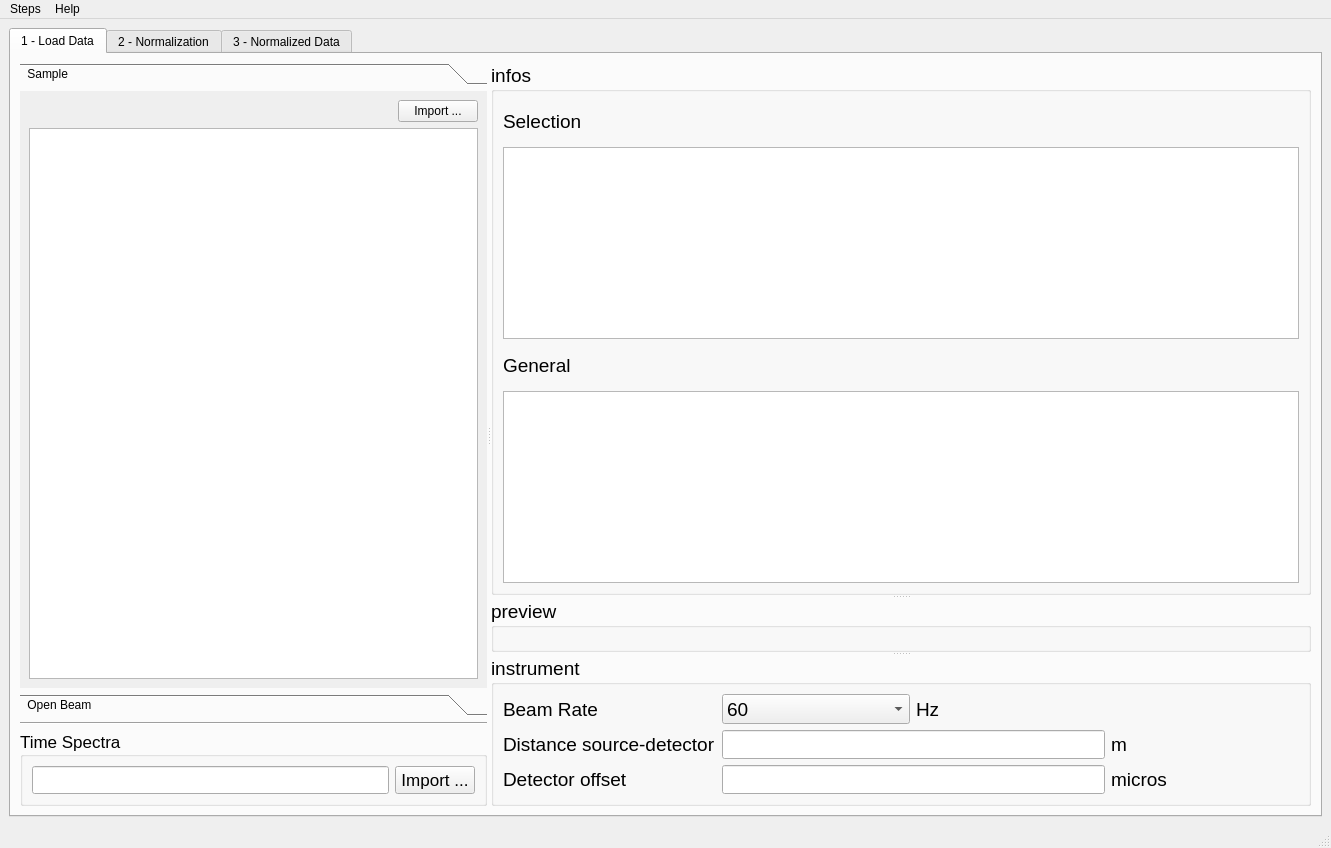
This is designer/ui_mainWindow.ui in ornlneutronimaging/iBeatles as Qt 5 draws it before an edit. The edited form follows.
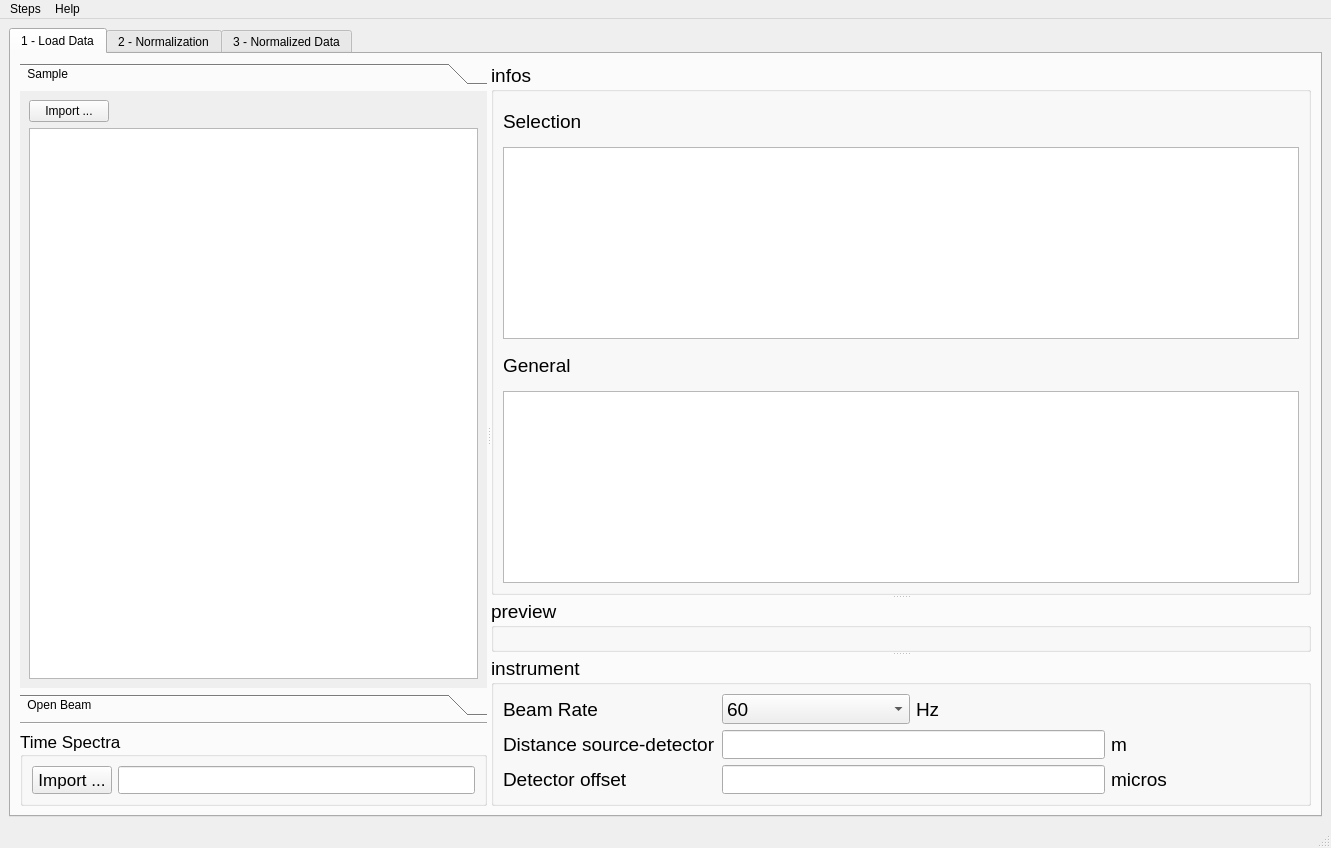
This is the edited form.

Commit message: Improved name of widgets and changed layout of output layout message

```diff
--- a/designer/ui_mainWindow.ui
+++ b/designer/ui_mainWindow.ui
@@ -72,6 +72,13 @@
                  <layout class="QVBoxLayout" name="verticalLayout_5">
                   <item>
                    <layout class="QHBoxLayout" name="horizontalLayout_4">
+                    <item>
+                     <widget class="QPushButton" name="import_sample_button">
+                      <property name="text">
+                       <string>Import ...</string>
+                      </property>
+                     </widget>
+                    </item>
                     <item>
                      <widget class="QLabel" name="sample_folder">
                       <property name="text">
@@ -92,13 +99,6 @@
                       </property>
                      </spacer>
                     </item>
-                    <item>
-                     <widget class="QPushButton" name="pushButton_2">
-                      <property name="text">
-                       <string>Import ...</string>
-                      </property>
-                     </widget>
-                    </item>
                    </layout>
                   </item>
                   <item>
@@ -207,6 +207,13 @@
                <string>Time Spectra</string>
               </property>
               <layout class="QHBoxLayout" name="horizontalLayout_6">
+               <item>
+                <widget class="QPushButton" name="pushButton_4">
+                 <property name="text">
+                  <string>Import ...</string>
+                 </property>
+                </widget>
+               </item>
                <item>
                 <widget class="QLineEdit" name="time_spectra">
                  <property name="sizePolicy">
@@ -217,13 +224,6 @@
                  </property>
                 </widget>
                </item>
-               <item>
-                <widget class="QPushButton" name="pushButton_4">
-                 <property name="text">
-                  <string>Import ...</string>
-                 </property>
-                </widget>
-               </item>
               </layout>
               <zorder>pushButton_4</zorder>
               <zorder>time_spectra</zorder>
```
Left out of the diff: 40 changed lines with no effect on the pictures. The commit also changes 6 other files.
